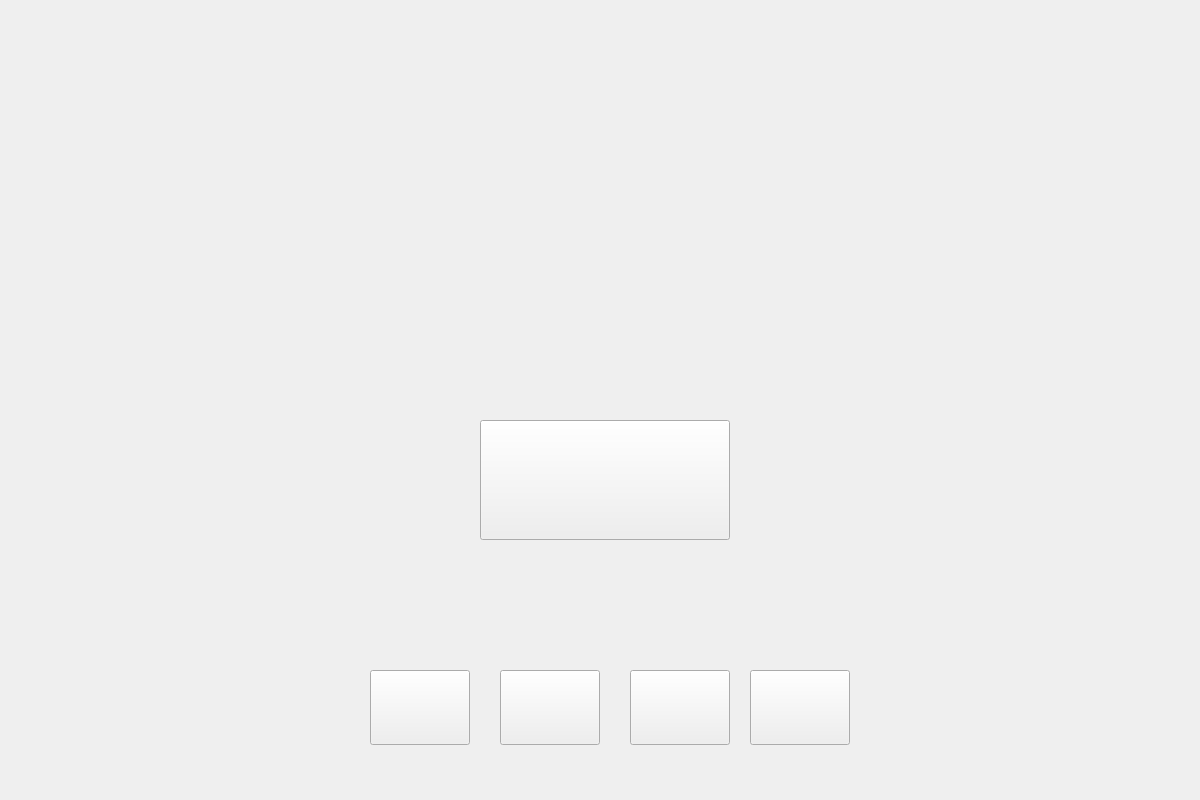
The window that app/mainwindow.ui (ce-itcr/Gladiators-GBP) describes before a commit, drawn with Qt 5.
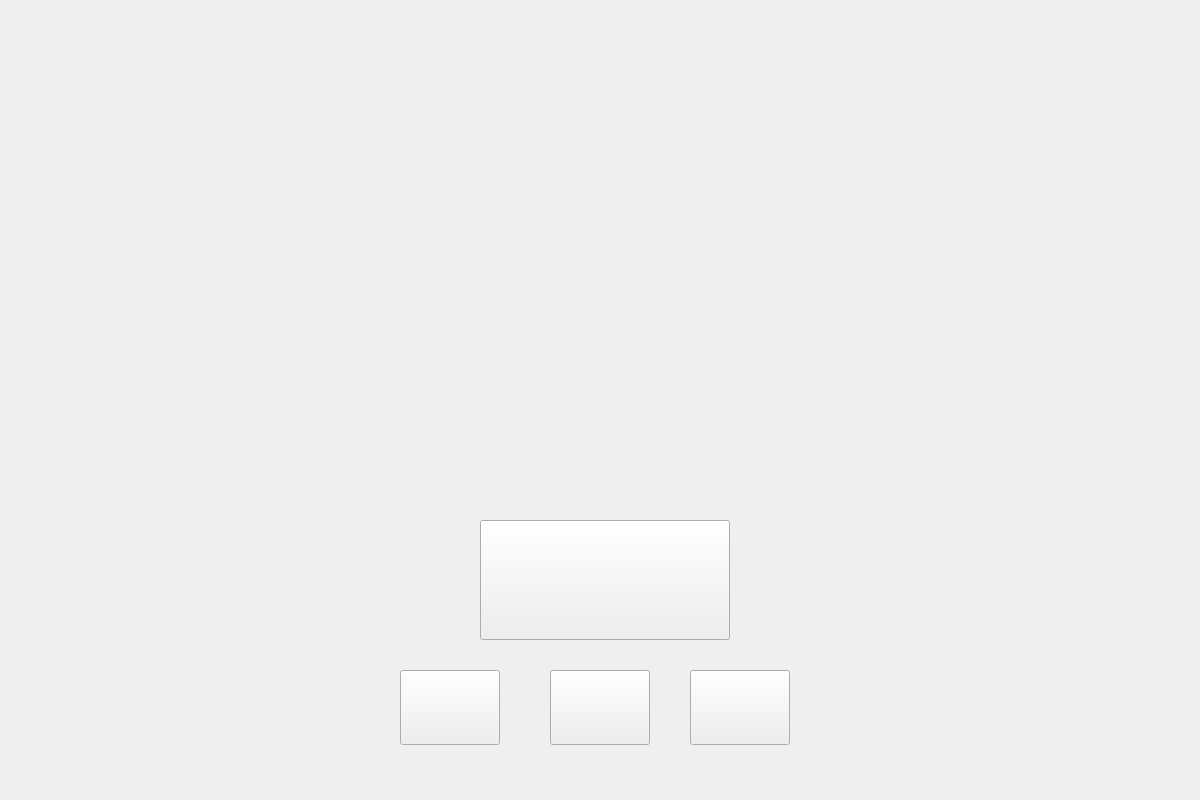
The same window after the commit. Icons and pictures are not drawn.

```diff
--- a/app/mainwindow.ui
+++ b/app/mainwindow.ui
@@ -24,7 +24,7 @@
    <widget class="QPushButton" name="exit_Button">
     <property name="geometry">
      <rect>
-      <x>750</x>
+      <x>690</x>
       <y>670</y>
       <width>100</width>
       <height>75</height>
@@ -43,7 +43,7 @@
    <widget class="QPushButton" name="info_Button">
     <property name="geometry">
      <rect>
-      <x>370</x>
+      <x>400</x>
       <y>670</y>
       <width>100</width>
       <height>75</height>
@@ -62,7 +62,7 @@
    <widget class="QPushButton" name="achievements_Button">
     <property name="geometry">
      <rect>
-      <x>630</x>
+      <x>550</x>
       <y>670</y>
       <width>100</width>
       <height>75</height>
@@ -84,30 +84,11 @@
      <string/>
     </property>
    </widget>
-   <widget class="QPushButton" name="settings_Button">
-    <property name="geometry">
-     <rect>
-      <x>500</x>
-      <y>670</y>
-      <width>100</width>
-      <height>75</height>
-     </rect>
-    </property>
-    <property name="styleSheet">
-     <string notr="true">background-color: transparent;
-border-image: url(:/img/buttons/settings_icon.png);
-background: none;
-background-repeat: none;</string>
-    </property>
-    <property name="text">
-     <string/>
-    </property>
-   </widget>
    <widget class="QPushButton" name="play_Button">
     <property name="geometry">
      <rect>
       <x>480</x>
-      <y>420</y>
+      <y>520</y>
       <width>250</width>
       <height>120</height>
      </rect>
@@ -122,6 +103,27 @@
      <string/>
     </property>
    </widget>
+   <widget class="QLabel" name="label">
+    <property name="geometry">
+     <rect>
+      <x>0</x>
+      <y>0</y>
+      <width>1200</width>
+      <height>800</height>
+     </rect>
+    </property>
+    <property name="styleSheet">
+     <string notr="true">background-image: url(:/img/backgrounds/5.jpg);</string>
+    </property>
+    <property name="text">
+     <string/>
+    </property>
+   </widget>
+   <zorder>label</zorder>
+   <zorder>exit_Button</zorder>
+   <zorder>info_Button</zorder>
+   <zorder>achievements_Button</zorder>
+   <zorder>play_Button</zorder>
   </widget>
  </widget>
  <layoutdefault spacing="6" margin="11"/>
```
Left out of the diff: 2 changed lines with no effect on the pictures.
